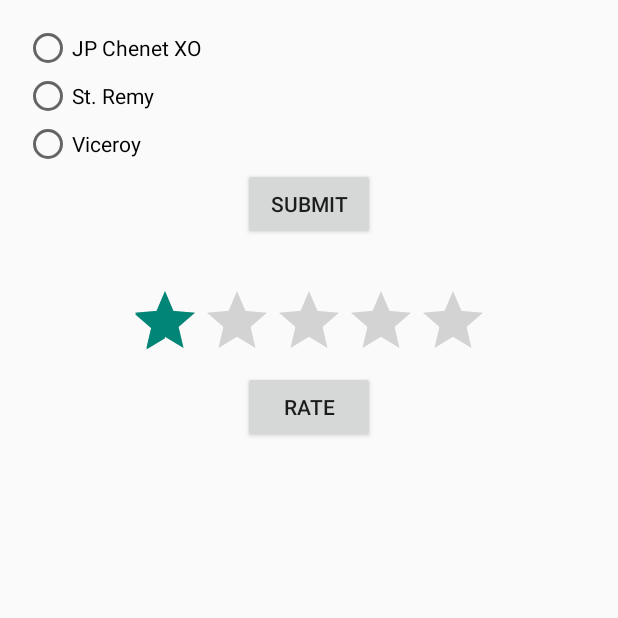
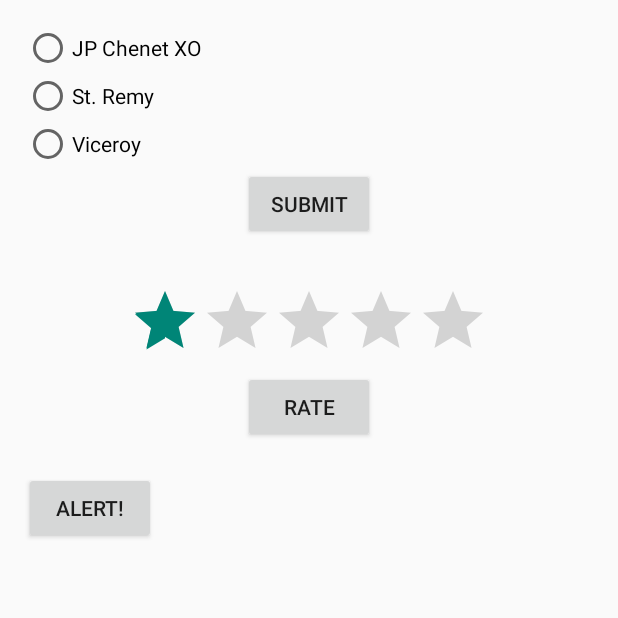
Before and after one commit to owuor91/android-confidence2, an Android app: the screen it shows after launch (MainActivity), on a phone screen of 412 x 824 dp, the top half of it. Run offline under Robolectric (Android 15) with nearby library versions, the phone set to English and light mode, and no system bars.

Commit message:
Created alert dialog

```diff
--- a/app/src/main/java/com/example/teeshirt/radio/MainActivity.java
+++ b/app/src/main/java/com/example/teeshirt/radio/MainActivity.java
@@ -1,5 +1,7 @@
 package com.example.teeshirt.radio;
 
+import android.app.AlertDialog;
+import android.content.DialogInterface;
 import android.support.v7.app.ActionBarActivity;
 import android.os.Bundle;
 import android.view.Menu;
@@ -17,9 +19,12 @@ public class MainActivity extends ActionBarActivity {
     public static RadioGroup radioGroup;
     public static RadioButton radio;
     public static Button button;
+
     private static RatingBar rating;
     private static Button btn;
     private static TextView txt;
+
+    private static Button btn3;
 
     @Override
     protected void onCreate(Bundle savedInstanceState) {
@@ -28,6 +33,7 @@ public class MainActivity extends ActionBarActivity {
         onButtonClickListener();
         ratingBarListener();
         buttonClickListener();
+        alertButtonClick();
     }
 
 
@@ -69,4 +75,29 @@ public class MainActivity extends ActionBarActivity {
             }
         });
     }
+
+    public void alertButtonClick(){
+        btn3 = (Button)findViewById(R.id.btn3);
+        btn3.setOnClickListener(new View.OnClickListener() {
+            @Override
+            public void onClick(View v) {
+                AlertDialog.Builder alertbuilder = new AlertDialog.Builder(MainActivity.this);
+                alertbuilder.setMessage("Do you want to close this App?").setCancelable(false).setPositiveButton("Yes", new DialogInterface.OnClickListener() {
+                    @Override
+                    public void onClick(DialogInterface dialog, int which) {
+                        finish();
+                    }
+                }).setNegativeButton("No", new DialogInterface.OnClickListener() {
+                    @Override
+                    public void onClick(DialogInterface dialog, int which) {
+                        dialog.cancel();
+                    }
+                });
+
+                AlertDialog alert = alertbuilder.create();
+                alert.setTitle("Alert!!!");
+                alert.show();
+            }
+        });
+    }
 }
--- a/app/src/main/res/layout/activity_main.xml
+++ b/app/src/main/res/layout/activity_main.xml
@@ -68,4 +68,11 @@
         android:layout_height="wrap_content"
         android:layout_below="@+id/btn"
         android:id="@+id/txt"/>
+
+    <Button
+        android:layout_width="wrap_content"
+        android:layout_height="wrap_content"
+        android:layout_below="@+id/txt"
+        android:text="Alert!"
+        android:id="@+id/btn3"/>
 </RelativeLayout>
```
